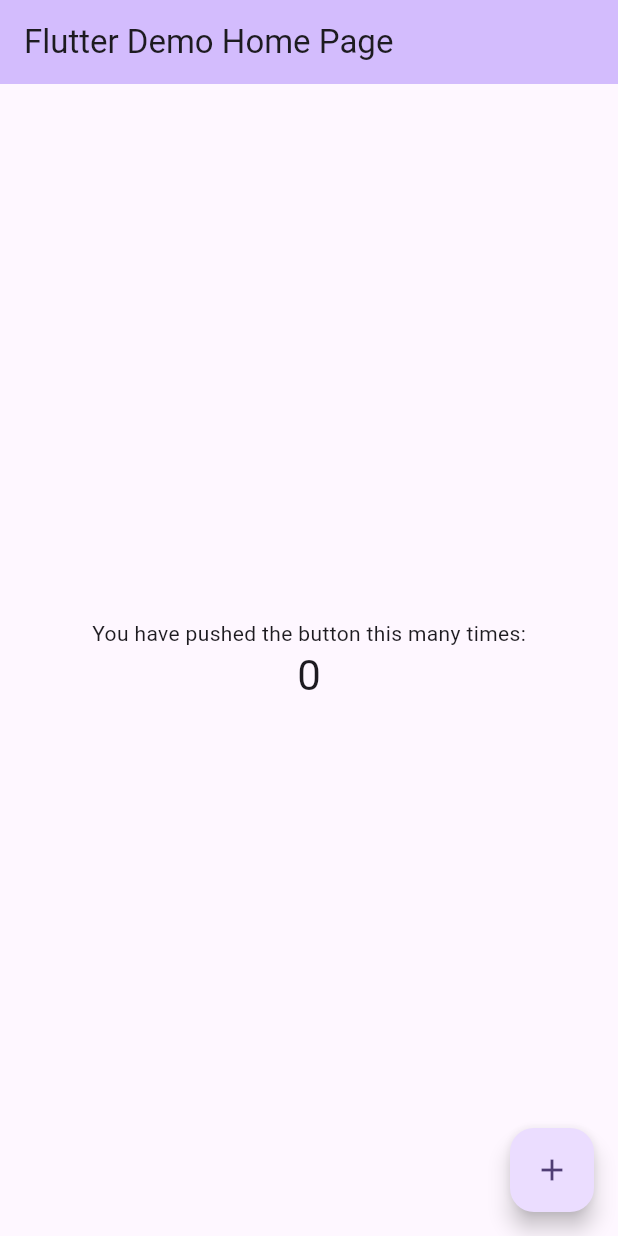
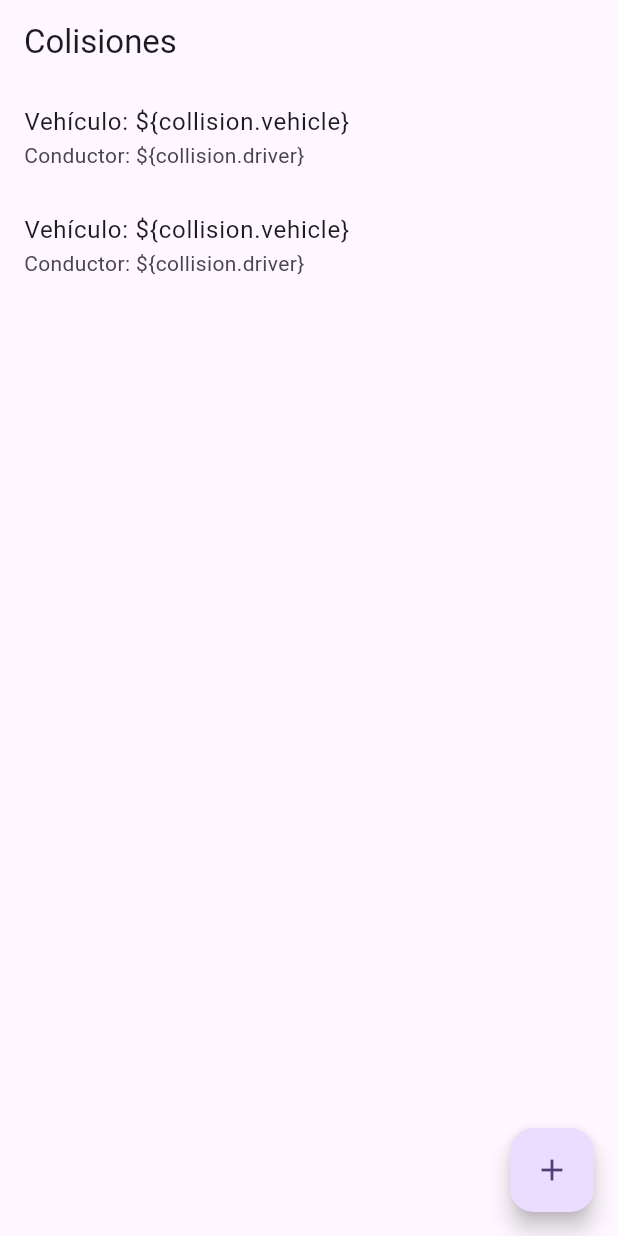
Before and after one commit to could-ai/0199bc69-a1d4-781b-89a5-aedf5a4ef92a, a Flutter app: the screen it shows after launch, on a phone screen of 412 x 824 dp. Run offline on Flutter 3.47's test engine with Material 3 defaults, Android fonts, the phone set to English and light mode, and no system bars.

Commit message:
Se ha actualizado el archivo `main.dart` para establecer la estructura principal de la aplicación. Se ha configurado un `ChangeNotifierProvider` para manejar el estado de las colisiones a través de la clase `CollisionProvider`. Además, se ha definido la pantalla principal de la aplicación como `CollisionListScreen`, que mostrará la lista de colisiones. También se ha personalizado el tema de la aplicación y se ha establecido un título descriptivo.; Se ha creado el archivo `lib/models/collision.dart` para definir el modelo de datos de una colisión. La clase `Collision` contiene los atributos principales de una colisión, como `id`, `vehicle`, `driver`, `date`, `location` y `description`. Este modelo servirá como la estructura de datos fundamental para representar la información de las colisiones en toda la aplicación, garantizando una gestión de datos coherente y organizada.; Se ha creado la pantalla `CollisionListScreen` para mostrar una lista de las colisiones registradas. Esta pantalla utiliza un `Consumer` del `CollisionProvider` para acceder a los datos de las colisiones y mostrarlos en un `ListView`. Si no hay colisiones, se muestra un mensaje indicándolo. Además, se ha añadido un `FloatingActionButton` que permitirá en el futuro agregar nuevas colisiones.; Se ha creado el `CollisionProvider` para gestionar el estado de las colisiones en la aplicación. Esta clase, que utiliza `ChangeNotifier`, contiene una lista de colisiones de ejemplo y proporciona un método para acceder a ellas. En el futuro, se añadirá la lógica para agregar, actualizar y eliminar colisiones, notificando a los widgets que escuchan los cambios para que se actualicen en consecuencia.

```diff
--- a/usr/lib/main.dart
+++ b/usr/lib/main.dart
@@ -1,4 +1,7 @@
 import 'package:flutter/material.dart';
+import 'package:provider/provider.dart';
+import 'providers/collision_provider.dart';
+import 'screens/collision_list_screen.dart';
 
 void main() {
   runApp(const MyApp());
@@ -7,114 +10,19 @@ void main() {
 class MyApp extends StatelessWidget {
   const MyApp({super.key});
 
-  // This widget is the root of your application.
-  @override
+  @Override
   Widget build(BuildContext context) {
-    return MaterialApp(
-      title: 'Flutter Demo',
-      debugShowCheckedModeBanner: false,
-      theme: ThemeData(
-        // This is the theme of your application.
-        //
-        // TRY THIS: Try running your application with "flutter run". You'll see
-        // the application has a purple toolbar. Then, without quitting the app,
-        // try changing the seedColor in the colorScheme below to Colors.green
-        // and then invoke "hot reload" (save your changes or press the "hot
-        // reload" button in a Flutter-supported IDE, or press "r" if you used
-        // the command line to start the app).
-        //
-        // Notice that the counter didn't reset back to zero; the application
-        // state is not lost during the reload. To reset the state, use hot
-        // restart instead.
-        //
-        // This works for code too, not just values: Most code changes can be
-        // tested with just a hot reload.
-        colorScheme: ColorScheme.fromSeed(seedColor: Colors.deepPurple),
+    return ChangeNotifierProvider(
+      create: (context) => CollisionProvider(),
+      child: MaterialApp(
+        title: 'Administrador de Colisiones',
+        debugShowCheckedModeBanner: false,
+        theme: ThemeData(
+          colorScheme: ColorScheme.fromSeed(seedColor: Colors.deepPurple),
+          useMaterial3: true,
+        ),
+        home: const CollisionListScreen(),
       ),
-      home: const MyHomePage(title: 'Flutter Demo Home Page'),
     );
   }
 }
-
-class MyHomePage extends StatefulWidget {
-  const MyHomePage({super.key, required this.title});
-
-  // This widget is the home page of your application. It is stateful, meaning
-  // that it has a State object (defined below) that contains fields that affect
-  // how it looks.
-
-  // This class is the configuration for the state. It holds the values (in this
-  // case the title) provided by the parent (in this case the App widget) and
-  // used by the build method of the State. Fields in a Widget subclass are
-  // always marked "final".
-
-  final String title;
-
-  @override
-  State<MyHomePage> createState() => _MyHomePageState();
-}
-
-class _MyHomePageState extends State<MyHomePage> {
-  int _counter = 0;
-
-  void _incrementCounter() {
-    setState(() {
-      // This call to setState tells the Flutter framework that something has
-      // changed in this State, which causes it to rerun the build method below
-      // so that the display can reflect the updated values. If we changed
-      // _counter without calling setState(), then the build method would not be
-      // called again, and so nothing would appear to happen.
-      _counter++;
-    });
-  }
-
-  @override
-  Widget build(BuildContext context) {
-    // This method is rerun every time setState is called, for instance as done
-    // by the _incrementCounter method above.
-    //
-    // The Flutter framework has been optimized to make rerunning build methods
-    // fast, so that you can just rebuild anything that needs updating rather
-    // than having to individually change instances of widgets.
-    return Scaffold(
-      appBar: AppBar(
-        // TRY THIS: Try changing the color here to a specific color (to
-        // Colors.amber, perhaps?) and trigger a hot reload to see the AppBar
-        // change color while the other colors stay the same.
-        backgroundColor: Theme.of(context).colorScheme.inversePrimary,
-        // Here we take the value from the MyHomePage object that was created by
-        // the App.build method, and use it to set our appbar title.
-        title: Text(widget.title),
-      ),
-      body: Center(
-        // Center is a layout widget. It takes a single child and positions it
-        // in the middle of the parent.
-        child: Column(
-          // Column is also a layout widget. It takes a list of children and
-          // arranges them vertically. By default, it sizes itself to fit its
-          // children horizontally, and tries to be as tall as its parent.
-          //
-          // Column has various properties to control how it sizes itself and
-          // how it positions its children. Here we use mainAxisAlignment to
-          // center the children vertically; the main axis here is the vertical
-          // axis because Columns are vertical (the cross axis would be
-          // horizontal).
-          //
-          // TRY THIS: Invoke "debug painting" (choose the "Toggle Debug Paint"
-          // action in the IDE, or press "p" in the console), to see the
-          // wireframe for each widget.
-          mainAxisAlignment: MainAxisAlignment.center,
-          children: <Widget>[
-            const Text('You have pushed the button this many times:'),
-            Text('$_counter', style: Theme.of(context).textTheme.headlineMedium),
-          ],
-        ),
-      ),
-      floatingActionButton: FloatingActionButton(
-        onPressed: _incrementCounter,
-        tooltip: 'Increment',
-        child: const Icon(Icons.add),
-      ), // This trailing comma makes auto-formatting nicer for build methods.
-    );
-  }
-}
--- a/usr/lib/models/collision.dart
+++ b/usr/lib/models/collision.dart
@@ -1,15 +1,17 @@
 class Collision {
   final String id;
+  final String vehicle;
+  final String driver;
   final DateTime date;
   final String location;
   final String description;
-  final List<String> vehiclesInvolved;
 
   Collision({
     required this.id,
+    required this.vehicle,
+    required this.driver,
     required this.date,
     required this.location,
     required this.description,
-    required this.vehiclesInvolved,
   });
 }
--- /dev/null
+++ b/usr/lib/providers/collision_provider.dart
@@ -0,0 +1,30 @@
+import 'package:flutter/material.dart';
+import '../models/collision.dart';
+
+class CollisionProvider with ChangeNotifier {
+  final List<Collision> _collisions = [
+    Collision(
+      id: '1',
+      vehicle: 'Camión A',
+      driver: 'Juan Pérez',
+      date: DateTime.now(),
+      location: 'Carretera Principal, Km 25',
+      description: 'Colisión frontal con otro vehículo.',
+    ),
+    Collision(
+      id: '2',
+      vehicle: 'Camión B',
+      driver: 'Ana Gómez',
+      date: DateTime.now().subtract(const Duration(days: 1)),
+      location: 'Avenida Central, esquina con Calle 5',
+      description: 'Impacto lateral en una intersección.',
+    ),
+  ];
+
+  List<Collision> get collisions => _collisions;
+
+  void addCollision(Collision collision) {
+    _collisions.add(collision);
+    notifyListeners();
+  }
+}
--- /dev/null
+++ b/usr/lib/screens/collision_list_screen.dart
@@ -0,0 +1,44 @@
+import 'package:flutter/material.dart';
+import 'package:provider/provider.dart';
+import '../providers/collision_provider.dart';
+
+class CollisionListScreen extends StatelessWidget {
+  const CollisionListScreen({super.key});
+
+  @override
+  Widget build(BuildContext context) {
+    return Scaffold(
+      appBar: AppBar(
+        title: const Text('Colisiones'),
+      ),
+      body: Consumer<CollisionProvider>(
+        builder: (context, provider, child) {
+          if (provider.collisions.isEmpty) {
+            return const Center(
+              child: Text('No hay colisiones registradas.'),
+            );
+          }
+          return ListView.builder(
+            itemCount: provider.collisions.length,
+            itemBuilder: (context, index) {
+              final collision = provider.collisions[index];
+              return ListTile(
+                title: Text('Vehículo: \${collision.vehicle}'),
+                subtitle: Text('Conductor: \${collision.driver}'),
+                onTap: () {
+                  // Navegar a la pantalla de detalles de la colisión
+                },
+              );
+            },
+          );
+        },
+      ),
+      floatingActionButton: FloatingActionButton(
+        onPressed: () {
+          // Navegar a la pantalla para agregar una nueva colisión
+        },
+        child: const Icon(Icons.add),
+      ),
+    );
+  }
+}
```
